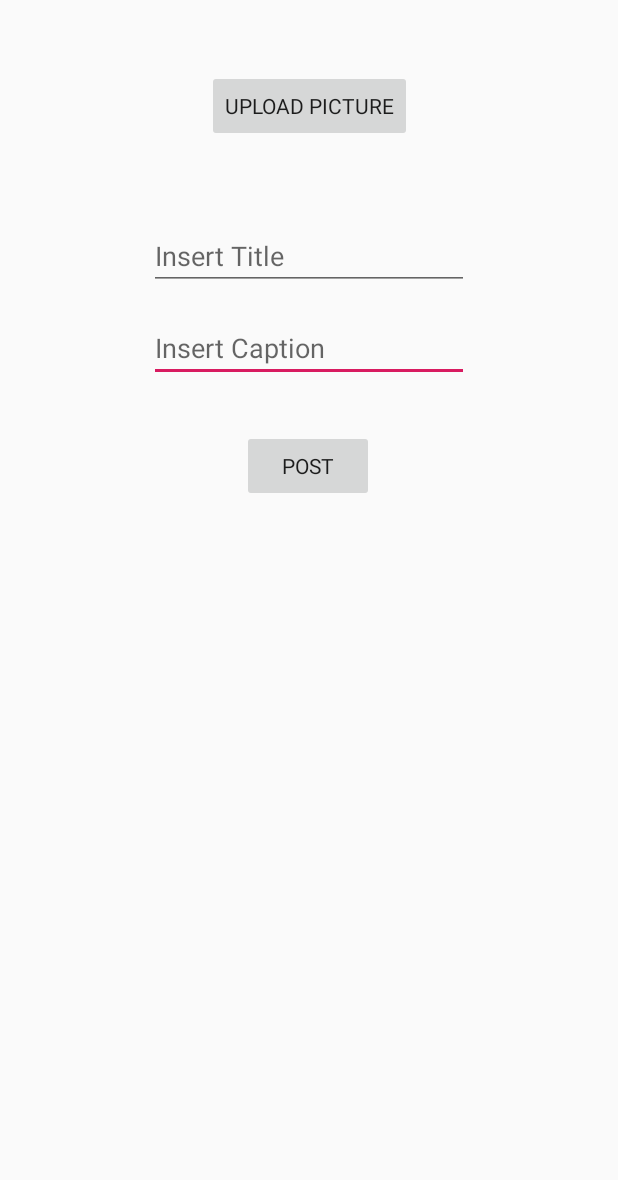
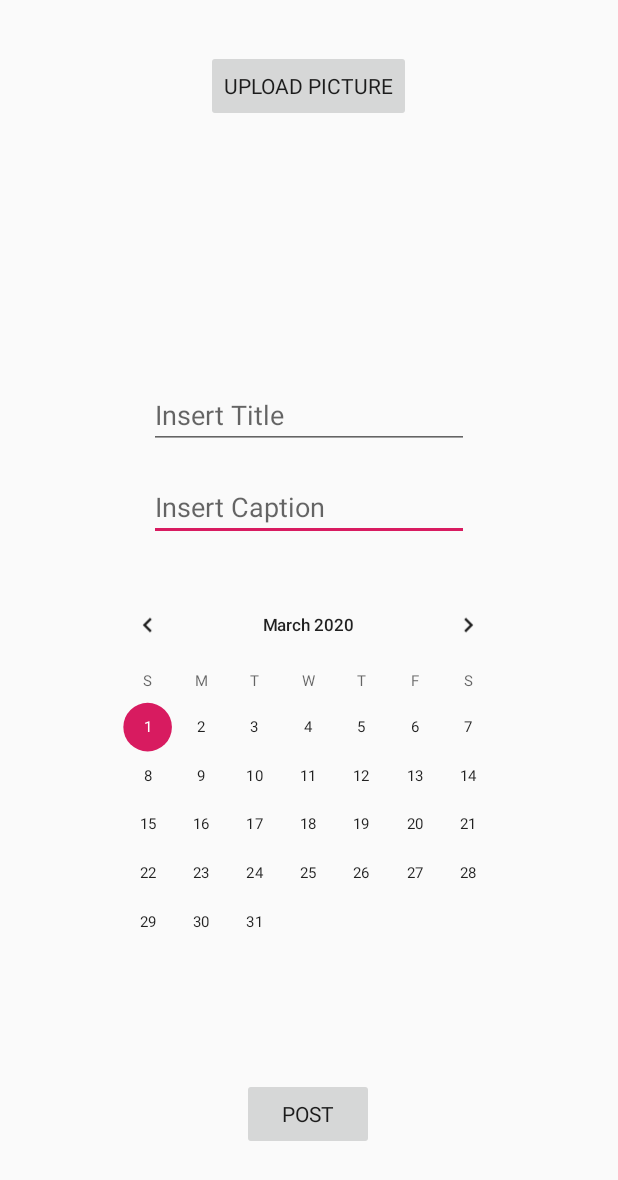
Before and after one commit to yatinag/MDB-Socials-YW, an Android app: the NewEventActivity screen opened directly, with no data from a screen before it, on a phone screen of 412 x 824 dp. Shown: the top 1180 px of the screen. Run offline under Robolectric (Android 15) with nearby library versions, the phone set to English and light mode, and no system bars; our stand-ins replace Firebase (no records; nobody signed in at launch, a user with empty details on screens opened directly); Roboto replaces fonts that are not available here.

Commit message:
calendar updates

```diff
--- a/app/src/main/res/layout/activity_event_details.xml
+++ b/app/src/main/res/layout/activity_event_details.xml
@@ -36,11 +36,12 @@
         app:layout_constraintVertical_bias="0.82" />
 
     <ImageButton
-        android:id="@+id/likeBtn2"
+        android:id="@+id/likeBtn"
         android:layout_width="30dp"
         android:layout_height="30dp"
         android:adjustViewBounds="true"
         android:background="@android:color/transparent"
+        android:clickable="true"
         android:scaleType="centerCrop"
         app:layout_constraintBottom_toBottomOf="parent"
         app:layout_constraintEnd_toEndOf="parent"
@@ -136,7 +137,7 @@
         app:layout_constraintBottom_toBottomOf="parent"
         app:layout_constraintEnd_toEndOf="parent"
         app:layout_constraintHorizontal_bias="0.1"
-        app:layout_constraintStart_toEndOf="@+id/likeBtn2"
+        app:layout_constraintStart_toEndOf="@+id/likeBtn"
         app:layout_constraintTop_toBottomOf="@+id/eventImg"
         app:layout_constraintVertical_bias="0.23" />
 
--- a/app/src/main/res/layout/activity_new_event.xml
+++ b/app/src/main/res/layout/activity_new_event.xml
@@ -6,6 +6,7 @@
     android:layout_height="match_parent"
     tools:context=".NewEventActivity">
 
+
     <Button
         android:id="@+id/uploadBtn"
         android:layout_width="wrap_content"
@@ -13,10 +14,24 @@
         android:text="Upload Picture"
         app:layout_constraintBottom_toBottomOf="parent"
         app:layout_constraintEnd_toEndOf="parent"
+        app:layout_constraintHorizontal_bias="0.498"
         app:layout_constraintStart_toStartOf="parent"
         app:layout_constraintTop_toTopOf="parent"
-        app:layout_constraintVertical_bias="0.060000002" />
+        app:layout_constraintVertical_bias="0.043" />
 
+    <CalendarView
+        android:id="@+id/calendarView"
+        android:layout_width="wrap_content"
+        android:layout_height="300dp"
+        android:calendarViewShown="false"
+        android:scaleX=".9"
+        android:scaleY=".9"
+        app:layout_constraintBottom_toBottomOf="parent"
+        app:layout_constraintEnd_toEndOf="parent"
+        app:layout_constraintHorizontal_bias="0.487"
+        app:layout_constraintStart_toStartOf="parent"
+        app:layout_constraintTop_toBottomOf="@+id/userCaption"
+        app:layout_constraintVertical_bias="0.0" />
 
     <EditText
         android:id="@+id/userCaption"
@@ -30,6 +45,20 @@
         app:layout_constraintEnd_toEndOf="parent"
         app:layout_constraintStart_toStartOf="parent"
         app:layout_constraintTop_toBottomOf="@+id/userTitle" />
+
+    <ImageView
+        android:id="@+id/imgImage"
+        android:layout_width="0dp"
+        android:layout_height="150dp"
+        android:layout_marginStart="64dp"
+        android:layout_marginEnd="64dp"
+        app:layout_constraintBottom_toBottomOf="parent"
+        app:layout_constraintEnd_toEndOf="parent"
+        app:layout_constraintHorizontal_bias="0.0"
+        app:layout_constraintStart_toStartOf="parent"
+        app:layout_constraintTop_toTopOf="parent"
+        app:layout_constraintVertical_bias="0.142"
+        tools:srcCompat="@tools:sample/avatars[1]" />
 
     <EditText
         android:id="@+id/userTitle"
@@ -48,25 +77,12 @@
         android:id="@+id/submitBtn"
         android:layout_width="wrap_content"
         android:layout_height="wrap_content"
-        android:layout_marginTop="32dp"
         android:text="Post"
+        app:layout_constraintBottom_toBottomOf="parent"
         app:layout_constraintEnd_toEndOf="parent"
         app:layout_constraintHorizontal_bias="0.498"
         app:layout_constraintStart_toStartOf="parent"
-        app:layout_constraintTop_toBottomOf="@+id/userCaption" />
-
-    <ImageView
-        android:id="@+id/imgImage"
-        android:layout_width="0dp"
-        android:layout_height="wrap_content"
-        android:layout_marginStart="64dp"
-        android:layout_marginEnd="64dp"
-        app:layout_constraintBottom_toBottomOf="parent"
-        app:layout_constraintEnd_toEndOf="parent"
-        app:layout_constraintStart_toStartOf="parent"
-        app:layout_constraintTop_toTopOf="parent"
-        app:layout_constraintVertical_bias="0.17000002"
-        tools:srcCompat="@tools:sample/avatars[1]" />
+        app:layout_constraintTop_toBottomOf="@+id/calendarView" />
 
 
 </androidx.constraintlayout.widget.ConstraintLayout>
```
